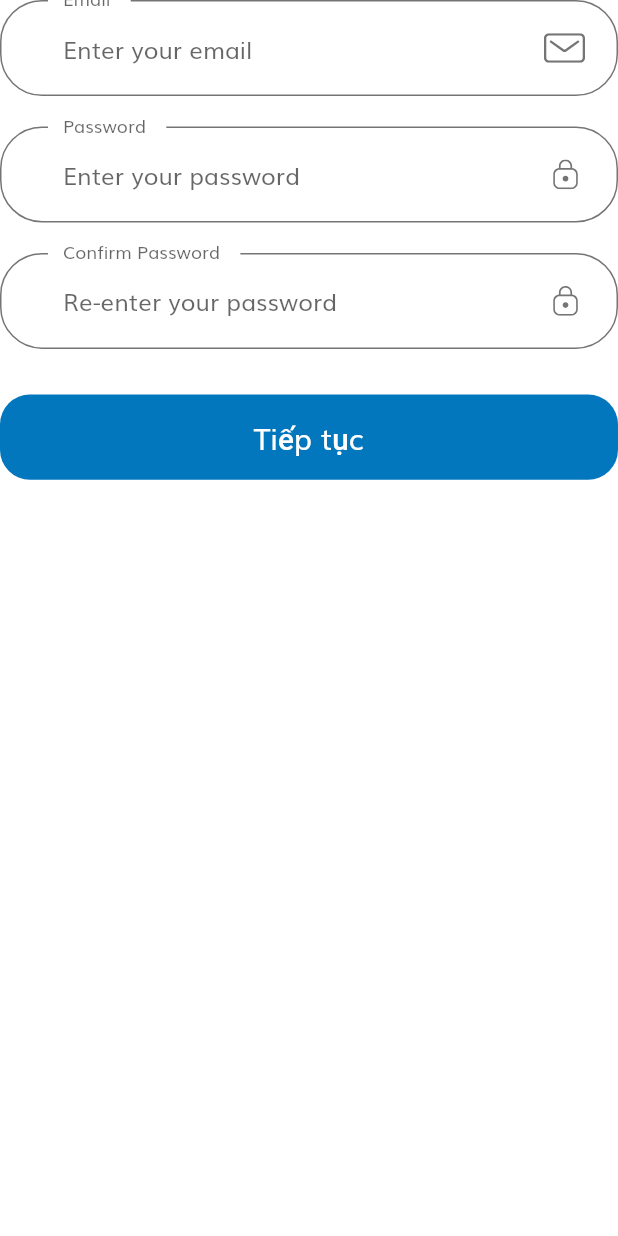
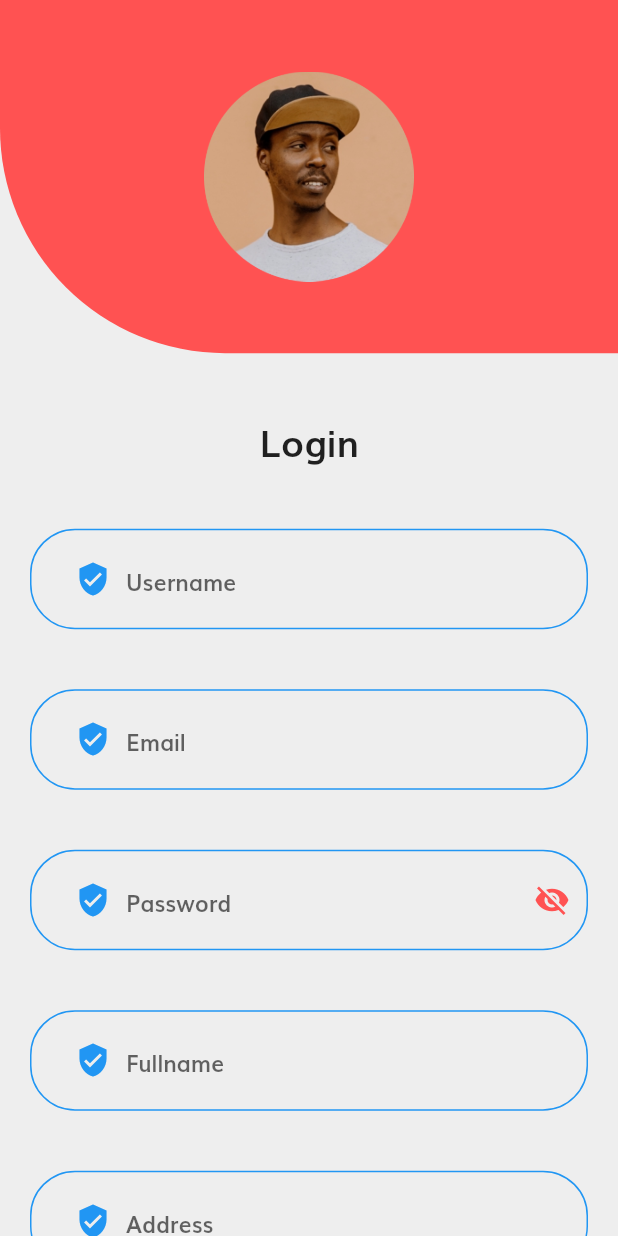
Before and after one commit to Leanhvu-0306191488/mobile, a Flutter app: the SignUpForm screen opened directly, on a phone screen of 412 x 824 dp. Run offline on Flutter 3.47's test engine with Material 2 defaults, Android fonts, the phone set to English and light mode, and no system bars; our stand-ins replace flutter_svg.

Commit message:
update dn,dk

```diff
--- a/lib/main.dart
+++ b/lib/main.dart
@@ -1,4 +1,5 @@
 import 'package:doan/constants.dart';
+import 'package:doan/provider/Account_Provider.dart';
 import 'package:doan/screens/splash/splash_screen.dart';
 import 'package:doan/screens/thong_tin_ca_nhan/profile_screen.dart';
 import 'package:doan/theme.dart';
@@ -23,7 +24,8 @@ class MyApp extends StatelessWidget {
         providers: [
           ChangeNotifierProvider(create: (_) => CartProviders()),
           ChangeNotifierProvider(create: (_) => ProductProvider()),
-          ChangeNotifierProvider(create: (_) => FavoriteProvider())
+          ChangeNotifierProvider(create: (_) => FavoriteProvider()),
+          ChangeNotifierProvider(create: (_) => AccountProvider()),
         ],
         child: MaterialApp(
           debugShowCheckedModeBanner: false,
--- a/lib/models/Account.dart
+++ b/lib/models/Account.dart
@@ -4,11 +4,11 @@ import 'package:flutter/material.dart';
 
 class Account {
   int id;
-  String fullName;
+  String username;
   String password;
   String email;
-  String address1;
-  String address2;
+  String fullname;
+  String address;
   String phone;
   String avatar;
   bool isAdmin;
@@ -16,11 +16,11 @@ class Account {
 
   Account({
     required this.id,
-    required this.fullName,
+    required this.username,
     required this.password,
     required this.email,
-    required this.address1,
-    required this.address2,
+    required this.fullname,
+    required this.address,
     required this.phone,
     required this.avatar,
     required this.isAdmin,
@@ -29,29 +29,14 @@ class Account {
 
   factory Account.fromJson(Map<String, dynamic> json) => Account(
         id: json['id'],
-        fullName: json['fullName'],
+        username: json['username'],
         password: json['password'],
         email: json['email'],
-        address1: json['address1'],
-        address2: json['address2'],
+        fullname: json['fullname'],
+        address: json['address'],
         phone: json['phone'],
         avatar: json['avatar'],
         isAdmin: json['isAdmin'],
         status: json['status'],
       );
 }
-
-List<Account> demoAccount = [
-  Account(
-    id: 1,
-    fullName: "1",
-    password: "Lelongtoan123",
-    email: "toanle0120@gmail.com",
-    address1: "1",
-    address2: "1",
-    phone: "1",
-    avatar: "assets/images/nikeair1.jfif",
-    isAdmin: false,
-    status: true,
-  ),
-];
--- a/lib/provider/Account_Provider.dart
+++ b/lib/provider/Account_Provider.dart
@@ -1,3 +1,4 @@
+import 'package:doan/repository/api.dart';
 import 'package:flutter/material.dart';
 import 'package:doan/models/Account.dart';
 import 'dart:convert';
@@ -7,7 +8,15 @@ import 'package:provider/provider.dart';
 
 class AccountProvider with ChangeNotifier {
   List<Account> _accounts = [];
+  bool loading = false;
   List<Account> get accounts => _accounts;
+
+  login(email, password) async {
+    loading = true;
+    _accounts = await Login(email, password);
+    loading = false;
+    notifyListeners();
+  }
 
   Future<List<Account>> getAllAccount() async {
     List responseList = [];
--- a/lib/routs.dart
+++ b/lib/routs.dart
@@ -28,4 +28,5 @@ final Map<String, WidgetBuilder> routes = {
   ProfileScreen.routeName: (context) => ProfileScreen(),
   MyOrder.routeName: (context) => MyOrder(),
   Products.routeName: (context) => Products(),
+  SignUpscreen.routeName: (context) => SignUpscreen(),
 };
--- /dev/null
+++ b/lib/screens/dang_ky/components/Form.dart
@@ -0,0 +1,117 @@
+import 'package:doan/components/custom_suffix_icon.dart';
+import 'package:doan/components/default_button.dart';
+import 'package:doan/components/form_error.dart';
+import 'package:doan/components/social_card.dart';
+import 'package:doan/constants.dart';
+import 'package:doan/provider/Account_Provider.dart';
+import 'package:doan/screens/dang_nhap/components/FormHelper.dart';
+import 'package:doan/screens/trangchinh/home_screen.dart';
+import 'package:doan/size_config.dart';
+import 'package:flutter/material.dart';
+import 'package:provider/provider.dart';
+
+Widget EmailForm(BuildContext context, email) {
+  return Padding(
+    padding: EdgeInsets.only(bottom: 20, top: 20),
+    child: FormHelper.inputFieldWidget(
+      context,
+      Icon(Icons.verified_user),
+      "email",
+      "Email",
+      (onValidateVal) {
+        if (onValidateVal.isEmpty) {
+          return "Chưa Nhập Email";
+        }
+        return null;
+      },
+      (onSaveval) {
+        email = onSaveval.toString().trim();
+      },
+    ),
+  );
+}
+
+Widget FullnameForm(BuildContext context, fullname) {
+  return Padding(
+    padding: EdgeInsets.only(bottom: 20, top: 20),
+    child: FormHelper.inputFieldWidget(
+      context,
+      Icon(Icons.verified_user),
+      "fullname",
+      "Fullname",
+      (onValidateVal) {
+        if (onValidateVal.isEmpty) {
+          return "Chưa Nhập Fullname";
+        }
+        return null;
+      },
+      (onSaveval) {
+        fullname = onSaveval.toString().trim();
+      },
+    ),
+  );
+}
+
+Widget PhoneForm(BuildContext context, phone) {
+  return Padding(
+    padding: EdgeInsets.only(bottom: 20, top: 20),
+    child: FormHelper.inputFieldWidget(
+      context,
+      Icon(Icons.verified_user),
+      "phone",
+      "Phone",
+      (onValidateVal) {
+        if (onValidateVal.isEmpty) {
+          return "Chưa Nhập Phone";
+        }
+        return null;
+      },
+      (onSaveval) {
+        phone = onSaveval.toString().trim();
+      },
+    ),
+  );
+}
+
+//username
+Widget UsernameForm(BuildContext context, username) {
+  return Padding(
+    padding: EdgeInsets.only(bottom: 20, top: 20),
+    child: FormHelper.inputFieldWidget(
+      context,
+      Icon(Icons.verified_user),
+      "username",
+      "Username",
+      (onValidateVal) {
+        if (onValidateVal.isEmpty) {
+          return "Chưa Nhập Username";
+        }
+        return null;
+      },
+      (onSaveval) {
+        username = onSaveval.toString().trim();
+      },
+    ),
+  );
+}
+
+Widget AddressForm(BuildContext context, address) {
+  return Padding(
+    padding: EdgeInsets.only(bottom: 20, top: 20),
+    child: FormHelper.inputFieldWidget(
+      context,
+      Icon(Icons.verified_user),
+      "address",
+      "Address",
+      (onValidateVal) {
+        if (onValidateVal.isEmpty) {
+          return "Chưa Nhập Address";
+        }
+        return null;
+      },
+      (onSaveval) {
+        address = onSaveval.toString().trim();
+      },
+    ),
+  );
+}
--- a/lib/screens/dang_ky/components/body.dart
+++ b/lib/screens/dang_ky/components/body.dart
@@ -3,59 +3,180 @@ import 'package:doan/components/default_button.dart';
 import 'package:doan/components/form_error.dart';
 import 'package:doan/components/social_card.dart';
 import 'package:doan/constants.dart';
-import 'package:doan/screens/dang_ky/components/sign_up_form.dart';
+import 'package:doan/provider/Account_Provider.dart';
+import 'package:doan/screens/dang_nhap/components/FormHelper.dart';
+import 'package:doan/screens/dang_nhap/sign_in_screen.dart';
+import 'package:doan/screens/trangchinh/home_screen.dart';
 import 'package:doan/size_config.dart';
 import 'package:flutter/material.dart';
+import 'package:provider/provider.dart';
+import 'Form.dart';
 
-class Body extends StatelessWidget {
+class SignUpForm extends StatefulWidget {
+  @override
+  _SignUpFormState createState() => _SignUpFormState();
+}
+
+class _SignUpFormState extends State<SignUpForm> {
+  final _formKey = GlobalKey<FormState>();
+  final GlobalKey<FormState> globalKey = GlobalKey<FormState>();
+  String password = "";
+  String email = "";
+  String address = "";
+  String phone = "";
+  String username = "";
+  String fullname = "";
+  bool hidePassword = true;
   @override
   Widget build(BuildContext context) {
     return SafeArea(
-      child: SizedBox(
-        width: double.infinity,
-        child: Padding(
-          padding:
-              EdgeInsets.symmetric(horizontal: getProportionateScreenWidth(20)),
-          child: SingleChildScrollView(
-            child: Column(
-              children: [
-                SizedBox(height: SizeConfig.screenHeight * 0.04), // 4%
-                Text("Register Account", style: headingStyle),
-                Text(
-                  "Hoàn thành thông tin của bạn \nhoặc kết nối với mạng xã hội",
-                  textAlign: TextAlign.center,
-                ),
-                SizedBox(height: SizeConfig.screenHeight * 0.08),
-                SignUpForm(),
-                SizedBox(height: SizeConfig.screenHeight * 0.08),
-                Row(
-                  mainAxisAlignment: MainAxisAlignment.center,
-                  children: [
-                    SocialCard(
-                      icon: "assets/icons/google-icon.svg",
-                      press: () {},
-                    ),
-                    SocialCard(
-                      icon: "assets/icons/facebook-2.svg",
-                      press: () {},
-                    ),
-                    SocialCard(
-                      icon: "assets/icons/twitter.svg",
-                      press: () {},
-                    ),
-                  ],
-                ),
-                SizedBox(height: getProportionateScreenHeight(20)),
-                Text(
-                  'Tiếp tục đồng nghĩa với việc bạn đồng ý \nvới các điều khoản của GREY B',
-                  textAlign: TextAlign.center,
-                  style: Theme.of(context).textTheme.caption,
-                )
-              ],
-            ),
-          ),
+      child: Scaffold(
+        backgroundColor: Colors.grey[200],
+        key: _formKey,
+        body: LoginSetUp(context),
+      ),
+    );
+  }
+
+  Widget LoginSetUp(BuildContext context) {
+    return SingleChildScrollView(
+      child: Container(
+        child: Form(
+          key: globalKey,
+          child: Login(context),
         ),
       ),
     );
   }
+
+  Widget Header(BuildContext context) {
+    return Container(
+      width: MediaQuery.of(context).size.width,
+      height: MediaQuery.of(context).size.height / 3.5,
+      decoration: BoxDecoration(
+          gradient: LinearGradient(
+            begin: Alignment.topCenter,
+            end: Alignment.bottomCenter,
+            colors: [
+              Colors.redAccent,
+              Colors.redAccent,
+            ],
+          ),
+          borderRadius: BorderRadius.only(bottomLeft: Radius.circular(150))),
+      child: Column(
+        mainAxisAlignment: MainAxisAlignment.center,
+        children: [
+          Spacer(),
+          Align(
+            alignment: Alignment.center,
+            child: Image.asset(
+              "assets/images/Profile Image.png",
+              fit: BoxFit.cover,
+              width: 140,
+            ),
+          ),
+          Spacer(),
+        ],
+      ),
+    );
+  }
+
+  Widget CheckLogin(
+      BuildContext context, String dataemail, String datapassword) {
+    return GestureDetector(onTap: () {
+      setState(() {
+        if (email == dataemail && password == datapassword) {
+          setState(
+            () => Navigator.pushNamed(context, HomeScreen.routeName),
+          );
+        } else {
+          showDialog(
+            context: context,
+            builder: (context) {
+              return AlertDialog(
+                content: Text("Tài Khoản Hoặc Mật Khẩu Bị Sai"),
+              );
+            },
+          );
+        }
+      });
+    });
+  }
+
+  Widget PasswordForm(BuildContext context) {
+    return Padding(
+        padding: EdgeInsets.only(bottom: 20, top: 20),
+        child: FormHelper.inputFieldWidget(
+          context,
+          Icon(Icons.verified_user),
+          "password",
+          "Password",
+          (onValidateVal) {
+            if (onValidateVal.isEmpty) {
+              return "Chưa Nhập Mât Khẩu";
+            }
+            return null;
+          },
+          (onSaveval) {
+            password = onSaveval.toString().trim();
+          },
+          initialValue: "",
+          osbcureText: hidePassword,
+          suffixIcon: IconButton(
+              onPressed: () {
+                setState(() {
+                  hidePassword = !hidePassword;
+                });
+              },
+              color: Colors.redAccent,
+              icon:
+                  Icon(hidePassword ? Icons.visibility_off : Icons.visibility)),
+        ));
+  }
+
+  Widget Login(BuildContext context) {
+    return Column(
+        mainAxisAlignment: MainAxisAlignment.start,
+        crossAxisAlignment: CrossAxisAlignment.start,
+        children: [
+          Header(context),
+          Center(
+            child: Padding(
+              padding: EdgeInsets.only(bottom: 20, top: 40),
+              child: Text(
+                "Login",
+                style: TextStyle(fontWeight: FontWeight.bold, fontSize: 25),
+              ),
+            ),
+          ),
+          UsernameForm(context, username),
+          EmailForm(context, email),
+          PasswordForm(context),
+          FullnameForm(context, fullname),
+          AddressForm(context, address),
+          PhoneForm(context, phone),
+          SizedBox(
+            height: 20,
+          ),
+          Center(
+            child: FormHelper.saveButton(
+              "Register",
+              () async {
+                if (validateAndSave()) {
+                  Navigator.pushNamed(context, SignInScreen.routeName);
+                }
+              },
+            ),
+          ),
+        ]);
+  }
+
+  bool validateAndSave() {
+    final form = globalKey.currentState;
+    if (form!.validate()) {
+      form.save();
+      return true;
+    }
+    return false;
+  }
 }
--- a/lib/screens/dang_ky/components/sign_up_form.dart
+++ /dev/null
@@ -1,180 +0,0 @@
-import 'package:doan/components/custom_suffix_icon.dart';
-import 'package:doan/components/default_button.dart';
-import 'package:doan/components/form_error.dart';
-import 'package:doan/constants.dart';
-import 'package:doan/screens/complete_profile/complete_profile_screen.dart';
-import 'package:doan/size_config.dart';
-import 'package:flutter/material.dart';
-
-class SignUpForm extends StatefulWidget {
-  @override
-  _SignUpFormState createState() => _SignUpFormState();
-}
-
-class _SignUpFormState extends State<SignUpForm> {
-  final _formKey = GlobalKey<FormState>();
-  String? email;
-  String? password;
-  String? conform_password;
-  bool remember = false;
-  final List<String> errors = [];
-
-  @override
-  Widget build(BuildContext context) {
-    return Form(
-      key: _formKey,
-      child: Column(
-        children: [
-          buildEmailFormField(),
-          SizedBox(
-            height: getProportionateScreenHeight(20),
-          ),
-          buildPasswordFormField(),
-          SizedBox(
-            height: getProportionateScreenHeight(20),
-          ),
-          buildConformPasswordFormField(),
-          FormError(errors: errors),
-          SizedBox(
-            height: getProportionateScreenHeight(30),
-          ),
-          DefaultButton(
-            text: "Tiếp tục",
-            press: () {
-              if (_formKey.currentState!.validate()) {
-                _formKey.currentState!.save();
-                Navigator.pushNamed(context, CompleteProfileScreen.routeName);
-              }
-            },
-          )
-        ],
-      ),
-    );
-  }
-
-  TextFormField buildConformPasswordFormField() {
-    return TextFormField(
-      obscureText: true,
-      onSaved: (newValue) => conform_password = newValue,
-      onChanged: (value) {
-        if (value.isNotEmpty && errors.contains(kPassNullError)) {
-          setState(() {
-            errors.remove(kPassNullError);
-          });
-        } else if (value.isNotEmpty && password != conform_password) {
-          setState(() {
-            errors.remove(kMatchPassError);
-          });
-          conform_password = value;
-        }
-        return null;
-      },
-      validator: (value) {
-        if (value!.isEmpty && errors.contains(kPassNullError)) {
-          setState(() {
-            errors.add(kPassNullError);
-          });
-          return "";
-        } else if (password == value && !errors.contains(kMatchPassError)) {
-          setState(() {
-            errors.add(kMatchPassError);
-          });
-          return "";
-        }
-        return null;
-      },
-      decoration: InputDecoration(
-        labelText: "Confirm Password ",
-        hintText: "Re-enter your password",
-        floatingLabelBehavior: FloatingLabelBehavior.always,
-        suffixIcon: CustomSuffixIcon(
-          svgIcon: "assets/icons/Lock.svg",
-        ),
-      ),
-    );
-  }
-
-  TextFormField buildPasswordFormField() {
-    return TextFormField(
-      obscureText: true,
-      onSaved: (newValue) => password = newValue,
-      onChanged: (value) {
-        if (value.isNotEmpty && errors.contains(kPassNullError)) {
-          setState(() {
-            errors.remove(kPassNullError);
-          });
-        } else if (value.length >= 8) {
-          setState(() {
-            errors.remove(kShortPassError);
-          });
-        }
-        return null;
-      },
-      validator: (value) {
-        if (value!.isEmpty && errors.contains(kPassNullError)) {
-          setState(() {
-            errors.add(kPassNullError);
-          });
-          return "";
-        } else if (value.length < 8 && !errors.contains(kShortPassError)) {
-          setState(() {
-            errors.add(kShortPassError);
-          });
-          return "";
-        }
-        return null;
-      },
-      decoration: InputDecoration(
-        labelText: "Password ",
-        hintText: "Enter your password",
-        floatingLabelBehavior: FloatingLabelBehavior.always,
-        suffixIcon: CustomSuffixIcon(
-          svgIcon: "assets/icons/Lock.svg",
-        ),
-      ),
-    );
-  }
-
-  TextFormField buildEmailFormField() {
-    return TextFormField(
-      keyboardType: TextInputType.emailAddress,
-      onSaved: (newValue) => email = newValue,
-      onChanged: (value) {
-        if (value.isNotEmpty && errors.contains(kEmailNullError)) {
-          setState(() {
-            errors.remove(kEmailNullError);
-          });
-        } else if (emailValidatorRegExp.hasMatch(value) &&
-            errors.contains(kInvalidEmailError)) {
-          setState(() {
-            errors.remove(kInvalidEmailError);
-          });
-        }
-        return null;
-      },
-      validator: (value) {
-        if (value!.isEmpty && !errors.contains(kEmailNullError)) {
-          setState(() {
-            errors.add(kEmailNullError);
-          });
-          return "";
-        } else if (!emailValidatorRegExp.hasMatch(value) &&
-            !errors.contains(kInvalidEmailError)) {
-          setState(() {
-            errors.add(kInvalidEmailError);
-          });
-          return "";
-        }
-        return null;
-      },
-      decoration: InputDecoration(
-        labelText: "Email ",
-        hintText: "Enter your email",
-        floatingLabelBehavior: FloatingLabelBehavior.always,
-        suffixIcon: CustomSuffixIcon(
-          svgIcon: "assets/icons/Mail.svg",
-        ),
-      ),
-    );
-  }
-}
--- a/lib/screens/dang_ky/sign_up_screen.dart
+++ b/lib/screens/dang_ky/sign_up_screen.dart
@@ -10,7 +10,7 @@ class SignUpscreen extends StatelessWidget {
       appBar: AppBar(
         title: Text("Sign Up"),
       ),
-      body: Body(),
+      body: SignUpForm(),
     );
   }
 }
```
Also changed, not shown: lib/repository/api.dart (added, +56 -0 lines), lib/screens/dang_nhap/components/sign_form.dart (+18 -27 lines).
